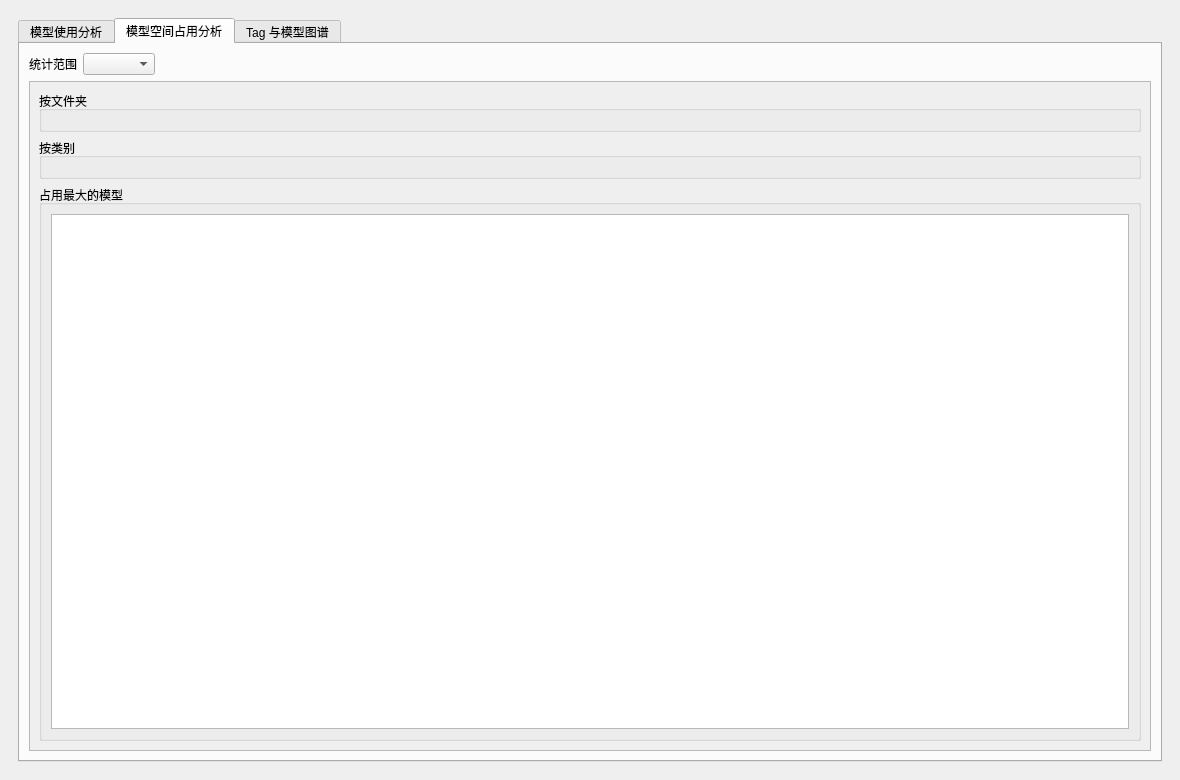
hanbinhsh/SD-LoRA-Manager, file tools/usageanalysiswidget.ui: the form before one commit.
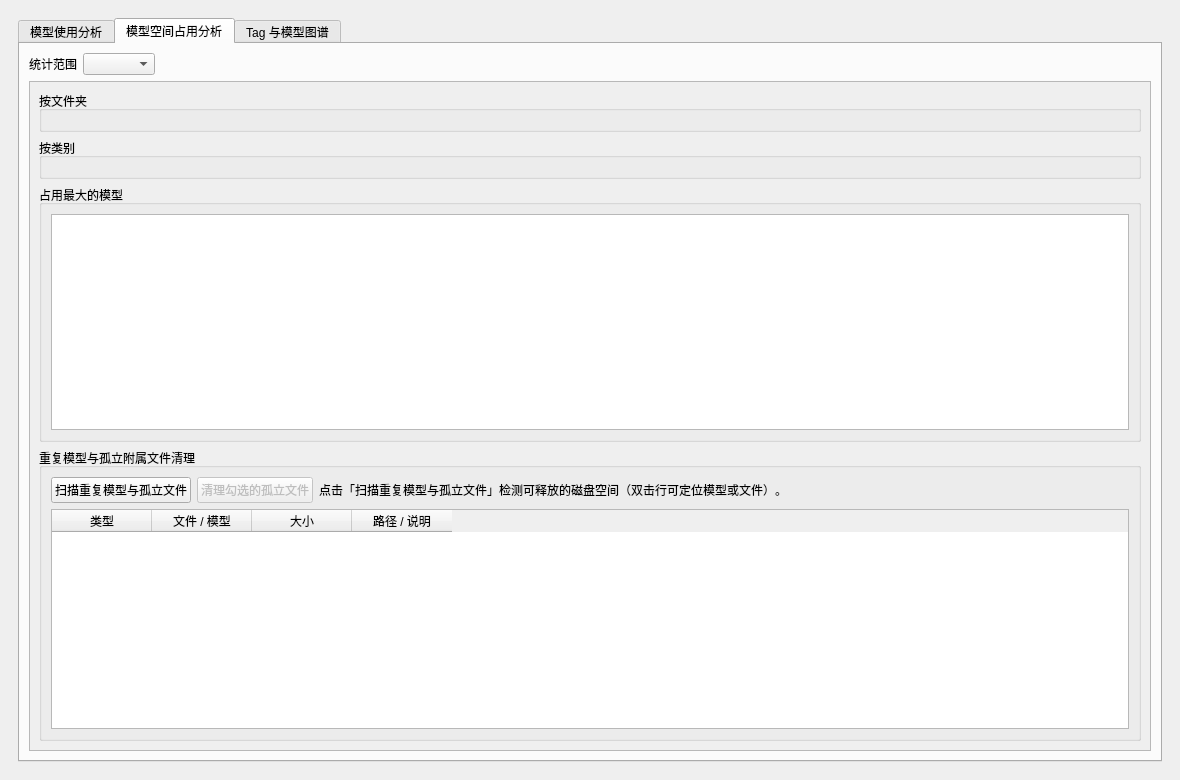
The form after the commit. The open tabs and pages were chosen to show the change.

The edit to the form file:
```diff
--- a/tools/usageanalysiswidget.ui
+++ b/tools/usageanalysiswidget.ui
@@ -390,6 +390,95 @@
              </layout>
             </widget>
            </item>
+           <item>
+            <widget class="QGroupBox" name="groupSpaceCleanup">
+             <property name="title">
+              <string>重复模型与孤立附属文件清理</string>
+             </property>
+             <layout class="QVBoxLayout" name="layoutSpaceCleanup">
+              <item>
+               <layout class="QHBoxLayout" name="layoutSpaceCleanupActions">
+                <item>
+                 <widget class="QPushButton" name="btnScanCleanup">
+                  <property name="toolTip">
+                   <string>扫描相同 SHA256 的重复模型文件，以及模型本体已删除但残留的 .json / .preview.png 孤立文件</string>
+                  </property>
+                  <property name="text">
+                   <string>扫描重复模型与孤立文件</string>
+                  </property>
+                 </widget>
+                </item>
+                <item>
+                 <widget class="QPushButton" name="btnDeleteOrphanFiles">
+                  <property name="enabled">
+                   <bool>false</bool>
+                  </property>
+                  <property name="toolTip">
+                   <string>将下方表格中已勾选的孤立附属文件移至回收站（不会删除任何模型本体）</string>
+                  </property>
+                  <property name="text">
+                   <string>清理勾选的孤立文件</string>
+                  </property>
+                 </widget>
+                </item>
+                <item>
+                 <widget class="QLabel" name="lblCleanupStatus">
+                  <property name="text">
+                   <string>点击「扫描重复模型与孤立文件」检测可释放的磁盘空间（双击行可定位模型或文件）。</string>
+                  </property>
+                 </widget>
+                </item>
+                <item>
+                 <spacer name="spacerCleanupActions">
+                  <property name="orientation">
+                   <enum>Qt::Orientation::Horizontal</enum>
+                  </property>
+                  <property name="sizeHint" stdset="0">
+                   <size>
+                    <width>40</width>
+                    <height>20</height>
+                   </size>
+                  </property>
+                 </spacer>
+                </item>
+               </layout>
+              </item>
+              <item>
+               <widget class="QTableWidget" name="tableSpaceCleanup">
+                <property name="minimumSize">
+                 <size>
+                  <width>0</width>
+                  <height>220</height>
+                 </size>
+                </property>
+                <property name="selectionBehavior">
+                 <enum>QAbstractItemView::SelectionBehavior::SelectRows</enum>
+                </property>
+                <column>
+                 <property name="text">
+                  <string>类型</string>
+                 </property>
+                </column>
+                <column>
+                 <property name="text">
+                  <string>文件 / 模型</string>
+                 </property>
+                </column>
+                <column>
+                 <property name="text">
+                  <string>大小</string>
+                 </property>
+                </column>
+                <column>
+                 <property name="text">
+                  <string>路径 / 说明</string>
+                 </property>
+                </column>
+               </widget>
+              </item>
+             </layout>
+            </widget>
+           </item>
           </layout>
          </widget>
         </widget>
```
